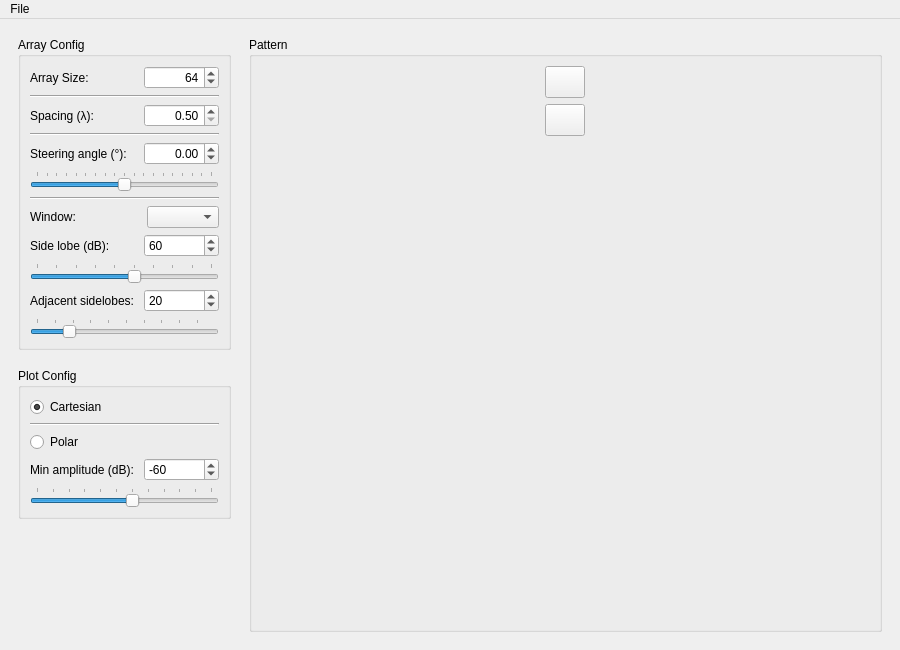
The window that ui_array_analysis.ui (rookiepeng/antenna-array-analysis) describes before a commit, drawn with Qt 5.
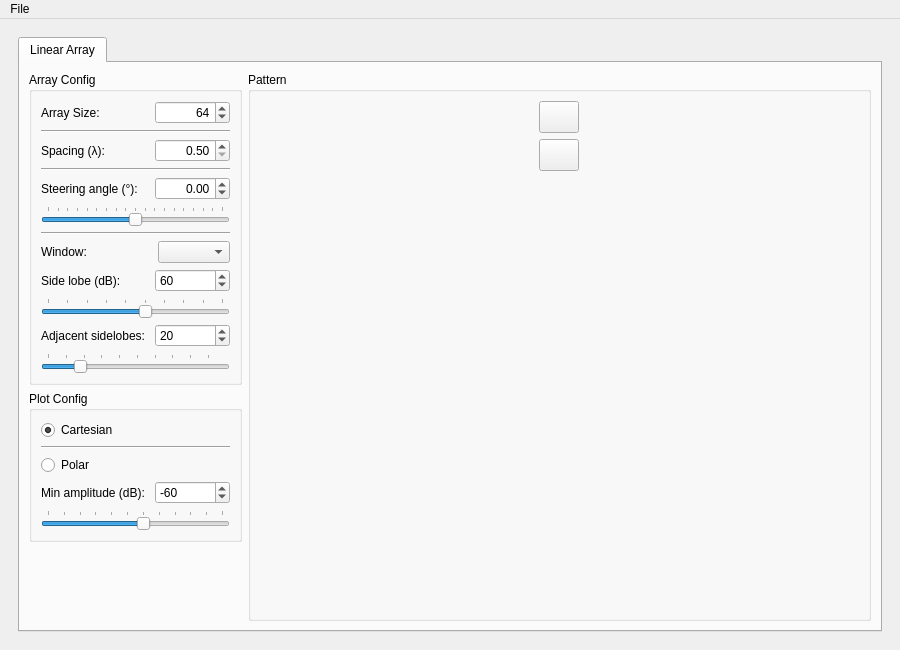
The same window after the commit. Icons and pictures are not drawn.

```diff
--- a/ui_array_analysis.ui
+++ b/ui_array_analysis.ui
@@ -36,6 +36,16 @@
      <number>18</number>
     </property>
     <item>
+     <widget class="QTabWidget" name="tabWidget">
+      <property name="currentIndex">
+       <number>0</number>
+      </property>
+      <widget class="QWidget" name="tab">
+       <attribute name="title">
+        <string>Linear Array</string>
+       </attribute>
+       <layout class="QHBoxLayout" name="horizontalLayout_9">
+        <item>
      <layout class="QVBoxLayout" name="verticalLayout_3">
       <item>
        <widget class="QGroupBox" name="groupBox">
@@ -615,6 +625,10 @@
         </layout>
        </item>
       </layout>
+         </widget>
+        </item>
+       </layout>
+      </widget>
      </widget>
     </item>
    </layout>
```
Lines whose indentation alone changed are shown as unchanged.
